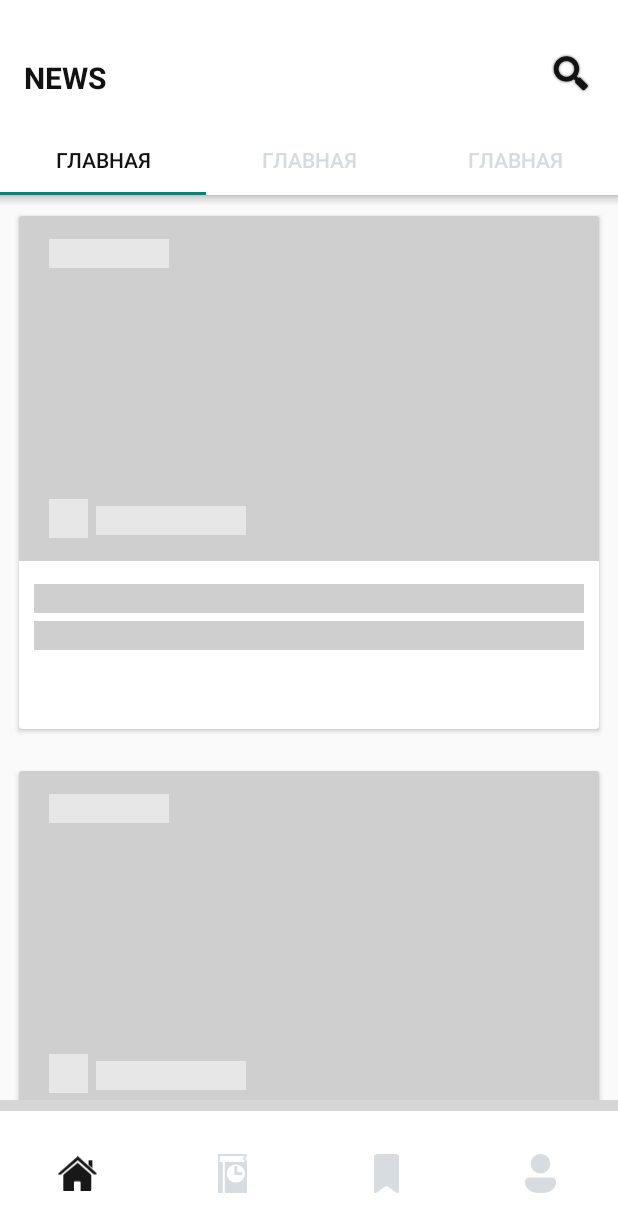
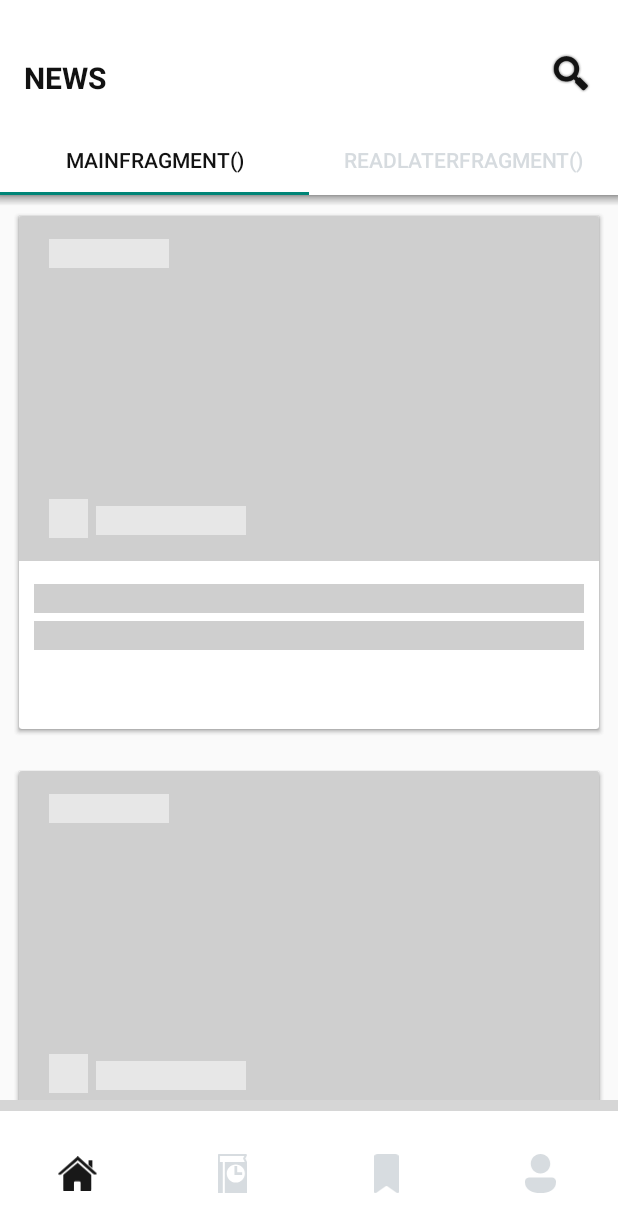
Before and after one commit to cj3dreams/RetroFitRecyclerView, an Android app: the screen it shows after launch (MainActivity), on a phone screen of 412 x 824 dp. Shown: the top 1232 px of the screen. Run offline under Robolectric (Android 15) with nearby library versions, the phone set to English and light mode, and no system bars; our stand-ins replace Shimmer; grey boxes are pictures that could not be loaded.

Commit message:
Disco + Teka Mixed

```diff
--- a/app/src/main/java/com/pseudoencom/retrofitrecyclerview/ApiInterface.kt
+++ b/app/src/main/java/com/pseudoencom/retrofitrecyclerview/ApiInterface.kt
@@ -5,6 +5,9 @@ import retrofit2.Call
 import retrofit2.Retrofit
 import retrofit2.converter.gson.GsonConverterFactory
 import retrofit2.http.GET
+import okhttp3.OkHttpClient
+import java.util.concurrent.TimeUnit
+
 
 interface ApiInterface {
 
@@ -17,9 +20,17 @@ interface ApiInterface {
 
         fun create() : ApiInterface {
 
+            val okHttpClient = OkHttpClient.Builder()
+                .connectTimeout(1, TimeUnit.MINUTES)
+                .readTimeout(30, TimeUnit.SECONDS)
+                .writeTimeout(15, TimeUnit.SECONDS)
+                .build()
+
+
             val retrofit = Retrofit.Builder()
                 .addConverterFactory(GsonConverterFactory.create())
                 .baseUrl(BASE_URL)
+                .client(okHttpClient)
                 .build()
             return retrofit.create(ApiInterface::class.java)
 
--- /dev/null
+++ b/app/src/main/java/com/pseudoencom/retrofitrecyclerview/adapter/ViewPagerAdapter.kt
@@ -0,0 +1,29 @@
+package com.pseudoencom.retrofitrecyclerview.adapter
+
+import androidx.fragment.app.Fragment
+import androidx.fragment.app.FragmentActivity
+import androidx.fragment.app.FragmentManager
+import androidx.fragment.app.FragmentPagerAdapter
+import androidx.viewpager2.adapter.FragmentStateAdapter
+import com.pseudoencom.retrofitrecyclerview.view.MainFragment
+import com.pseudoencom.retrofitrecyclerview.view.ReadLaterFragment
+
+class ViewPagerAdapter(fm: FragmentManager): FragmentPagerAdapter(fm) {
+    override fun getCount(): Int {
+        return 2
+    }
+
+    override fun getItem(position: Int): Fragment {
+        return when (position) {
+            0 -> MainFragment()
+            else -> ReadLaterFragment()
+        }
+    }
+
+    override fun getPageTitle(position: Int): CharSequence? {
+        return when (position) {
+            0 -> "MainFragment()"
+            else -> "ReadLaterFragment()"
+        }
+    }
+}
--- a/app/src/main/java/com/pseudoencom/retrofitrecyclerview/view/MainFragment.kt
+++ b/app/src/main/java/com/pseudoencom/retrofitrecyclerview/view/MainFragment.kt
@@ -7,10 +7,14 @@ import android.view.LayoutInflater
 import android.view.View
 import android.view.ViewGroup
 import android.widget.Toast
+import androidx.fragment.app.FragmentActivity
+import androidx.fragment.app.FragmentManager
+import androidx.fragment.app.FragmentPagerAdapter
 import androidx.lifecycle.Observer
 import androidx.lifecycle.ViewModelProvider
 import androidx.recyclerview.widget.LinearLayoutManager
 import androidx.recyclerview.widget.RecyclerView
+import androidx.viewpager.widget.ViewPager
 import androidx.viewpager2.widget.ViewPager2
 import com.facebook.shimmer.ShimmerFrameLayout
 import com.google.android.material.tabs.TabLayout
@@ -18,6 +22,7 @@ import com.pseudoencom.retrofitrecyclerview.ApiInterface
 import com.pseudoencom.retrofitrecyclerview.MainRepository
 import com.pseudoencom.retrofitrecyclerview.R
 import com.pseudoencom.retrofitrecyclerview.adapter.MainRecyclerViewAdapter
+import com.pseudoencom.retrofitrecyclerview.adapter.ViewPagerAdapter
 import com.pseudoencom.retrofitrecyclerview.model.Article
 import com.pseudoencom.retrofitrecyclerview.model.DataNewsModelClass
 import com.pseudoencom.retrofitrecyclerview.model.Source
@@ -35,9 +40,7 @@ class MainFragment : Fragment(), View.OnClickListener {
     private val retrofitService = ApiInterface.create()
     private lateinit var shimmerFrameLayout: ShimmerFrameLayout
     private lateinit var tabLayout: TabLayout
-    private lateinit var viewPager2: ViewPager2
-
-
+    private lateinit var viewPager: ViewPager
 
     override fun onAttach(context: Context) {
         super.onAttach(context)
@@ -53,13 +56,15 @@ class MainFragment : Fragment(), View.OnClickListener {
         recyclerView = view.findViewById(R.id.rrView)
         recyclerView.layoutManager = LinearLayoutManager(requireContext())
         shimmerFrameLayout = view.findViewById(R.id.shimmer)
-        viewPager2 = view.findViewById(R.id.vp2)
+
+        val fm:FragmentManager = requireActivity().supportFragmentManager
+        val fragmentAdapter = ViewPagerAdapter(fm)
+        viewPager = view.findViewById(R.id.vp2)
+        viewPager.adapter = fragmentAdapter
+
         tabLayout = view.findViewById(R.id.tabLayout)
-
-        tabLayout.addTab(tabLayout.newTab().setText(R.string.mainHome))
-        tabLayout.addTab(tabLayout.newTab().setText(R.string.mainHome))
-        tabLayout.addTab(tabLayout.newTab().setText(R.string.mainHome))
         tabLayout.tabGravity = TabLayout.GRAVITY_FILL
+        tabLayout.setupWithViewPager(viewPager)
 
         return view
     }
@@ -71,7 +76,7 @@ class MainFragment : Fragment(), View.OnClickListener {
             adapter = MainRecyclerViewAdapter(requireContext(), it, this)
             recyclerView.adapter = adapter
         })
-        viewModel.sayHello(shimmerFrameLayout, recyclerView)
+        viewModel.sayHello(shimmerFrameLayout, recyclerView, view)
     }
 
     override fun onClick(v: View?) {
--- /dev/null
+++ b/app/src/main/java/com/pseudoencom/retrofitrecyclerview/view/ReadLaterFragment.kt
@@ -0,0 +1,21 @@
+package com.pseudoencom.retrofitrecyclerview.view
+
+import android.os.Bundle
+import androidx.fragment.app.Fragment
+import android.view.LayoutInflater
+import android.view.View
+import android.view.ViewGroup
+import com.pseudoencom.retrofitrecyclerview.R
+
+
+class ReadLaterFragment : Fragment() {
+
+
+    override fun onCreateView(
+        inflater: LayoutInflater, container: ViewGroup?,
+        savedInstanceState: Bundle?
+    ): View? {
+        // Inflate the layout for this fragment
+        return inflater.inflate(R.layout.fragment_read_later, container, false)
+    }
+}
--- a/app/src/main/java/com/pseudoencom/retrofitrecyclerview/vm/SharedViewModel.kt
+++ b/app/src/main/java/com/pseudoencom/retrofitrecyclerview/vm/SharedViewModel.kt
@@ -1,11 +1,14 @@
 package com.pseudoencom.retrofitrecyclerview.vm
 
+import android.content.Context
 import android.provider.ContactsContract
 import android.view.View
+import android.widget.Toast
 import androidx.lifecycle.MutableLiveData
 import androidx.lifecycle.ViewModel
 import androidx.recyclerview.widget.RecyclerView
 import com.facebook.shimmer.ShimmerFrameLayout
+import com.google.android.material.snackbar.Snackbar
 import com.pseudoencom.retrofitrecyclerview.ApiInterface
 import com.pseudoencom.retrofitrecyclerview.MainActivity
 import com.pseudoencom.retrofitrecyclerview.MainRepository
@@ -21,7 +24,7 @@ class SharedViewModel constructor(private val repository: MainRepository)  : Vie
 
     var mutableLiveData: MutableLiveData<List<Article>> = MutableLiveData()
 
-    fun sayHello(shimmerFrameLayout: ShimmerFrameLayout, recyclerView: RecyclerView){
+    fun sayHello(shimmerFrameLayout: ShimmerFrameLayout, recyclerView: RecyclerView, view: View){
         val response = repository.getAllData()
         response.enqueue(object : Callback<DataNewsModelClass> {
             override fun onResponse(call: Call<DataNewsModelClass?>, response: Response<DataNewsModelClass>?) {
@@ -29,11 +32,11 @@ class SharedViewModel constructor(private val repository: MainRepository)  : Vie
                     mutableLiveData.postValue(response.body()!!.articles)
                     recyclerView.visibility = View.VISIBLE
                     shimmerFrameLayout.stopShimmer()
-
                 }
             }
             override fun onFailure(call: Call<DataNewsModelClass>?, t: Throwable?) {
-
+                val snackbar: Snackbar = Snackbar.make(view, "Network Error \n $t", 3000)
+                snackbar.show()
                 }
         })
     }
--- a/app/src/main/res/layout/fragment_main.xml
+++ b/app/src/main/res/layout/fragment_main.xml
@@ -5,6 +5,13 @@
     android:layout_width="match_parent"
     android:layout_height="match_parent"
     tools:context=".view.MainFragment">
+
+
+    <androidx.viewpager.widget.ViewPager
+        android:id="@+id/vp2"
+        android:layout_width="match_parent"
+        android:layout_height="match_parent" />
+
 
     <com.google.android.material.appbar.AppBarLayout
         android:id="@+id/appBar"
@@ -62,14 +69,8 @@
                 app:tabTextColor="#d6dbdf" />
 
 
-            <androidx.viewpager2.widget.ViewPager2
-                android:id="@+id/vp2"
-                android:layout_width="match_parent"
-                android:layout_height="wrap_content"
-                android:layout_below="@+id/tabLayout"
-                android:layout_marginTop="-5dp" />
+        </RelativeLayout>
 
-        </RelativeLayout>
     </com.google.android.material.appbar.AppBarLayout>
 
     <View
--- a/app/src/main/res/layout/item_news.xml
+++ b/app/src/main/res/layout/item_news.xml
@@ -7,7 +7,7 @@
     android:minHeight="350dp"
     android:clickable="true"
     android:focusable="true"
-    android:foreground="?selectableItemBackground"
+    android:foreground="?android:selectableItemBackgroundBorderless"
     android:layout_margin="10dp"
     app:cardPreventCornerOverlap="true"
     app:cardUseCompatPadding="true"
```
Also changed, not shown: app/src/main/java/com/pseudoencom/retrofitrecyclerview/adapter/MainRecyclerViewAdapter.kt (+12 -5 lines), app/src/main/res/layout/fragment_read_later.xml (added, +14 -0 lines).
